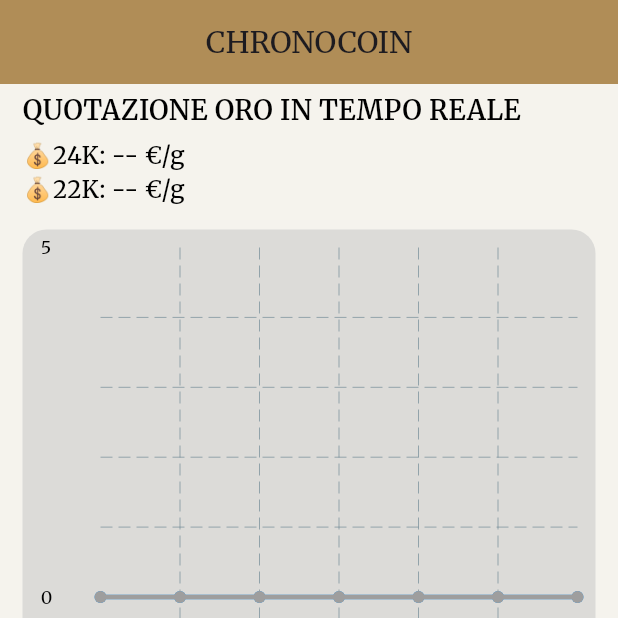
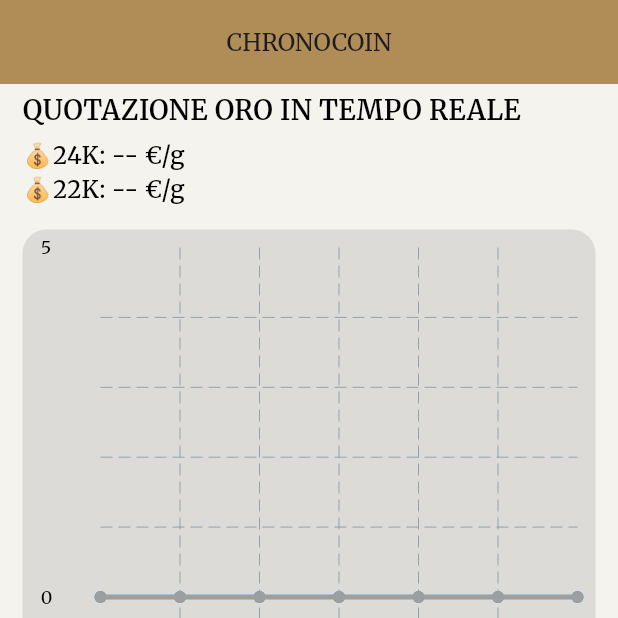
Before and after one commit to Vincenzo-Fabrizio/coin-flutter-app, a Flutter app: the screen it shows after launch, on a phone screen of 412 x 824 dp, the top half of it. Run offline on Flutter 3.47's test engine with Material 3 defaults, Android fonts, the phone set to English and light mode, and no system bars; drawn by our look-alikes of fl_chart; our stand-ins replace hive, hive_flutter, image_picker, shared_preferences, webview_flutter; accounts and stored records are empty; network calls fail.

Commit message:
Rivisita generale del codice

```diff
--- a/lib/app.dart
+++ b/lib/app.dart
@@ -1,5 +1,5 @@
 import 'package:flutter/material.dart';
-import 'package:coin/screens/collezione/add_coin_page.dart'; // importa la pagina
+import 'package:coin/screens/collezione/add_coin_page.dart';
 import 'package:coin/data/coin_local_data_source.dart';
 import 'package:coin/data/coin_repository.dart';
 import 'package:coin/screens/collezione/list_coin_page.dart';
--- a/lib/data/coin_repository.dart
+++ b/lib/data/coin_repository.dart
@@ -6,18 +6,15 @@ class CoinRepository {
 
   CoinRepository({required this.localDs});
 
-  /// Ottiene tutte le monete solo dal locale
   Future<List<Coin>> getAllCoins() async {
     return await localDs.getAll();
   }
 
-  /// Aggiunge una nuova moneta solo in locale.
   Future<void> addCoin(Coin coin) async {
     final localList = await localDs.getAll();
     await localDs.saveAll([...localList, coin]);
   }
 
-  /// Elimina la moneta specificata solo in locale.
   Future<void> deleteCoin(String id) async {
     await localDs.delete(id);
   }
--- a/lib/main.dart
+++ b/lib/main.dart
@@ -3,7 +3,7 @@ import 'package:coin/app.dart';
 import 'package:coin/models/numismatic_rarity.dart';
 import 'package:coin/models/option_conservation.dart';
 import 'package:hive_flutter/hive_flutter.dart';
-import 'package:coin/models/coin.dart'; // importa il modello Coin
+import 'package:coin/models/coin.dart';
 
 void main() async {
   WidgetsFlutterBinding.ensureInitialized();
@@ -23,14 +23,14 @@ class Main extends StatelessWidget {
     return MaterialApp(
       debugShowCheckedModeBanner: false,
       theme: ThemeData(
-        brightness: Brightness.light, // forza sempre il tema chiaro
+        brightness: Brightness.light,
         fontFamily: 'Merriweather',
         textTheme: const TextTheme(
-          displayLarge: TextStyle(fontSize: 32),
-          displayMedium: TextStyle(fontSize: 28),
-          titleLarge: TextStyle(fontSize: 20),
-          bodyLarge: TextStyle(fontSize: 13),
-          bodyMedium: TextStyle(fontSize: 13),
+          displayLarge: TextStyle(fontSize: 24),
+          displayMedium: TextStyle(fontSize: 20),
+          titleLarge: TextStyle(fontSize: 16),
+          bodyLarge: TextStyle(fontSize: 14),
+          bodyMedium: TextStyle(fontSize: 12),
         ),
       ),
       home: const App(),
--- a/lib/screens/home/view_page.dart
+++ b/lib/screens/home/view_page.dart
@@ -1,7 +1,7 @@
 import 'package:flutter/material.dart';
 import 'package:fl_chart/fl_chart.dart';
-import 'package:coin/services/gold_price_service.dart'; // Quotazione attuale
-import 'package:coin/services/gold_price_historian_service.dart'; // Storico grafico
+import 'package:coin/services/gold_price_service.dart';
+import 'package:coin/services/gold_price_historian_service.dart';
 
 class ViewPage extends StatefulWidget {
   const ViewPage({super.key});
@@ -26,7 +26,6 @@ class _ViewPageState extends State<ViewPage> {
   Future<void> _loadAllData() async {
     setState(() => _loading = true);
 
-    // 1. Prendi la quotazione attuale
     try {
       final attuale = await GoldPriceService().fetchGoldPrice('eur');
       prezzoAttuale24k = attuale.priceGram24k;
@@ -36,7 +35,6 @@ class _ViewPageState extends State<ViewPage> {
       prezzoAttuale22k = null;
     }
 
-    // 2. Prendi lo storico (ad esempio ultimi 7 giorni)
     try {
       final storico = await GoldApiService().getGoldHistory();
       data24k = List.generate(
@@ -64,7 +62,6 @@ class _ViewPageState extends State<ViewPage> {
         child: Column(
           crossAxisAlignment: CrossAxisAlignment.start,
           children: [
-            // 📌 Sezione informazioni iniziali
             Padding(
               padding: const EdgeInsets.symmetric(
                 horizontal: 15.0,
@@ -106,16 +103,11 @@ class _ViewPageState extends State<ViewPage> {
               ),
             ),
 
-            const SizedBox(height: 10), // 🔺 Spazio tra intestazione e grafico
-            // 📊 Grafico che occupa tutto lo spazio rimanente
+            const SizedBox(height: 10),
+
             Expanded(
               child: Padding(
-                padding: const EdgeInsets.fromLTRB(
-                  15,
-                  0,
-                  15,
-                  24,
-                ), // 🔽 padding inferiore dalla navbar
+                padding: const EdgeInsets.fromLTRB(15, 0, 15, 24),
                 child: Container(
                   decoration: BoxDecoration(
                     borderRadius: BorderRadius.circular(16),
--- a/lib/services/gold_price_historian_service.dart
+++ b/lib/services/gold_price_historian_service.dart
@@ -6,8 +6,6 @@ class GoldApiService {
   static const String _apiKey = 'goldapi-1jlsbk17mct8ertw-io';
   static const String _baseUrl = 'https://www.goldapi.io/api';
 
-  /// Ottiene il prezzo dell'oro per una data specifica (formato yyyy-mm-dd)
-  /// Usa endpoint https://www.goldapi.io/api/XAU/EUR/{date}
   Future<GoldApiPrice> fetchGoldPriceOnDate(String date) async {
     final url = Uri.parse('$_baseUrl/XAU/EUR/$date');
     final response = await http.get(
@@ -22,7 +20,6 @@ class GoldApiService {
     }
   }
 
-  /// Restituisce lo storico degli ultimi 7 giorni, aggiornando solo se necessario
   Future<List<GoldApiPrice>> getGoldHistory() async {
     final prefs = await SharedPreferences.getInstance();
     final now = DateTime.now();
@@ -82,7 +79,7 @@ class GoldApiPrice {
     }
 
     if (price22k == null || price22k == 0) {
-      price22k = price24k * (22 / 24); // Stima approssimata prezzo 22k
+      price22k = price24k * (22 / 24);
     }
 
     return GoldApiPrice(priceGram24k: price24k, priceGram22k: price22k);
```
